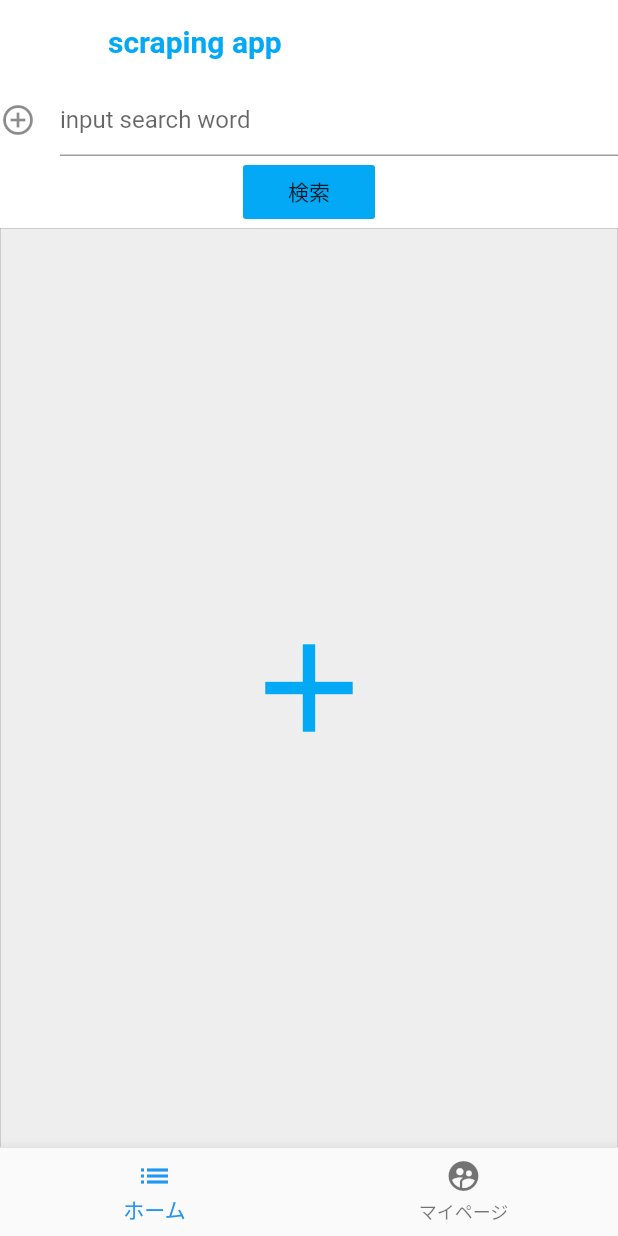
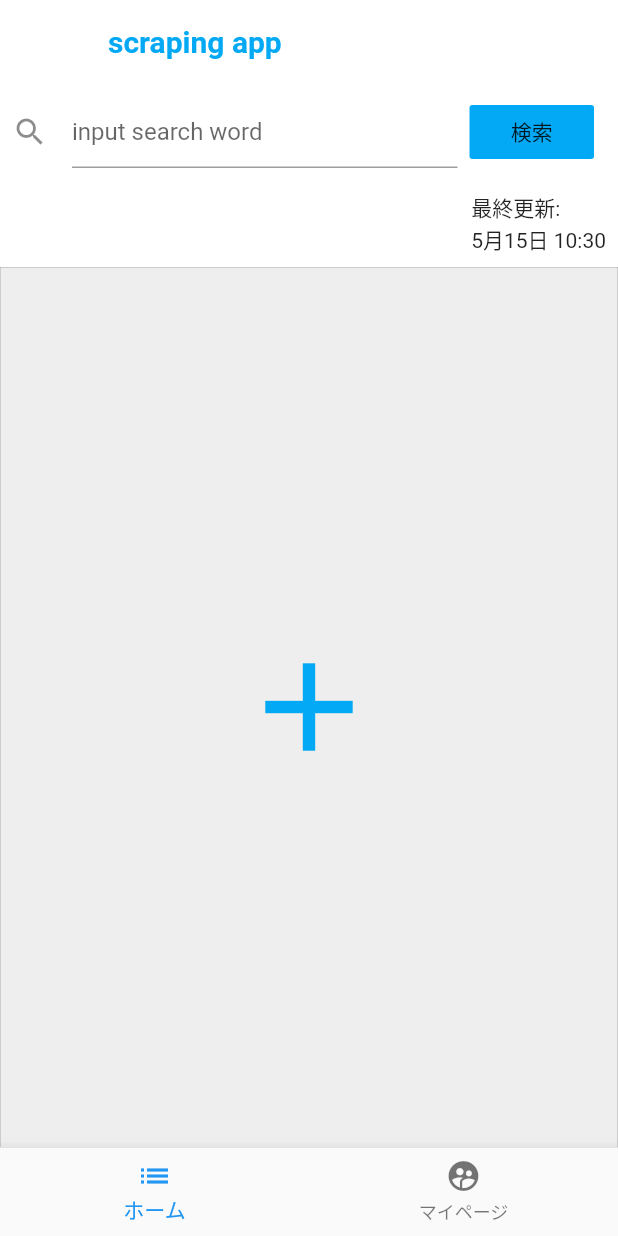
Before and after one commit to yuto90/search_matter_app, a Flutter app: the screen it shows after launch, on a phone screen of 412 x 824 dp. Run offline on Flutter 3.47's test engine with Material 2 defaults, Android fonts, the phone set to English and light mode, and no system bars; missing offline and left inert: universal_html.

Commit message:
最終更新を追加、検索ボタンを移動

```diff
--- a/lib/home/home.dart
+++ b/lib/home/home.dart
@@ -5,6 +5,7 @@ import 'package:scrape/home/home_model.dart';
 import 'package:universal_html/html.dart' as html;
 import 'package:universal_html/driver.dart' as driver;
 import '../detail/detail.dart';
+import 'package:intl/intl.dart';
 
 // todo providerを使って書き換える
 class HomePage extends StatefulWidget {
@@ -17,6 +18,14 @@ class _HomePageState extends State<HomePage> {
   StreamController streamController;
   Stream stream;
   List result;
+
+  String getTodayDate() {
+    // todo
+    return DateFormat.MMMMd('ja').format(DateTime.now()).toString() +
+        ' ' +
+        DateFormat('hh:mm').format(DateTime.now()).toString();
+    //return DateFormat('hh:mm').format(DateTime.now()).toString();
+  }
 
   void search() async {
     if (searchWordController.text == '') {
@@ -50,7 +59,7 @@ class _HomePageState extends State<HomePage> {
       final link = itemLists[i].querySelector('.c-media__title');
       // 案件単価を取得
       final price = itemLists[i].querySelector('.c-media__job-price');
-      // todo 提案数
+      // 提案数
       final propose = itemLists[i].querySelector('div > .c-media__job-propose');
 
       result.add({
@@ -101,20 +110,45 @@ class _HomePageState extends State<HomePage> {
   Widget build(BuildContext context) {
     return Column(
       children: [
-        TextFormField(
+        Padding(
+          padding: const EdgeInsets.all(8.0),
+          child: Row(
+            children: [
+              Expanded(
+                flex: 3,
+                child: TextFormField(
                   keyboardType: TextInputType.text,
                   controller: searchWordController,
                   decoration: InputDecoration(
                     hintText: 'input search word',
-            icon: Icon(Icons.add_circle_outline),
+                    icon: Icon(Icons.search),
                   ),
                 ),
-        FlatButton(
+              ),
+              Expanded(
+                flex: 1,
+                child: Padding(
+                  padding: const EdgeInsets.fromLTRB(8, 0, 8, 0),
+                  child: FlatButton(
                     onPressed: () {
                       search();
                     },
                     child: Text('検索'),
                     color: Colors.lightBlue,
+                  ),
+                ),
+              ),
+            ],
+          ),
+        ),
+        Row(
+          mainAxisAlignment: MainAxisAlignment.end,
+          children: [
+            Padding(
+              padding: const EdgeInsets.all(8.0),
+              child: Text('最終更新:\n' + getTodayDate()),
+            ),
+          ],
         ),
         StreamBuilder(
           stream: stream,
--- a/pubspec.yaml
+++ b/pubspec.yaml
@@ -13,6 +13,7 @@ dependencies:
   provider: ^4.3.3
   universal_html: ^1.2.4
   url_launcher: ^5.7.10
+  intl: ^0.16.1
 
   cupertino_icons: ^1.0.0
 
```
Also changed, not shown: pubspec.lock. Lines whose indentation alone changed are shown as unchanged.
